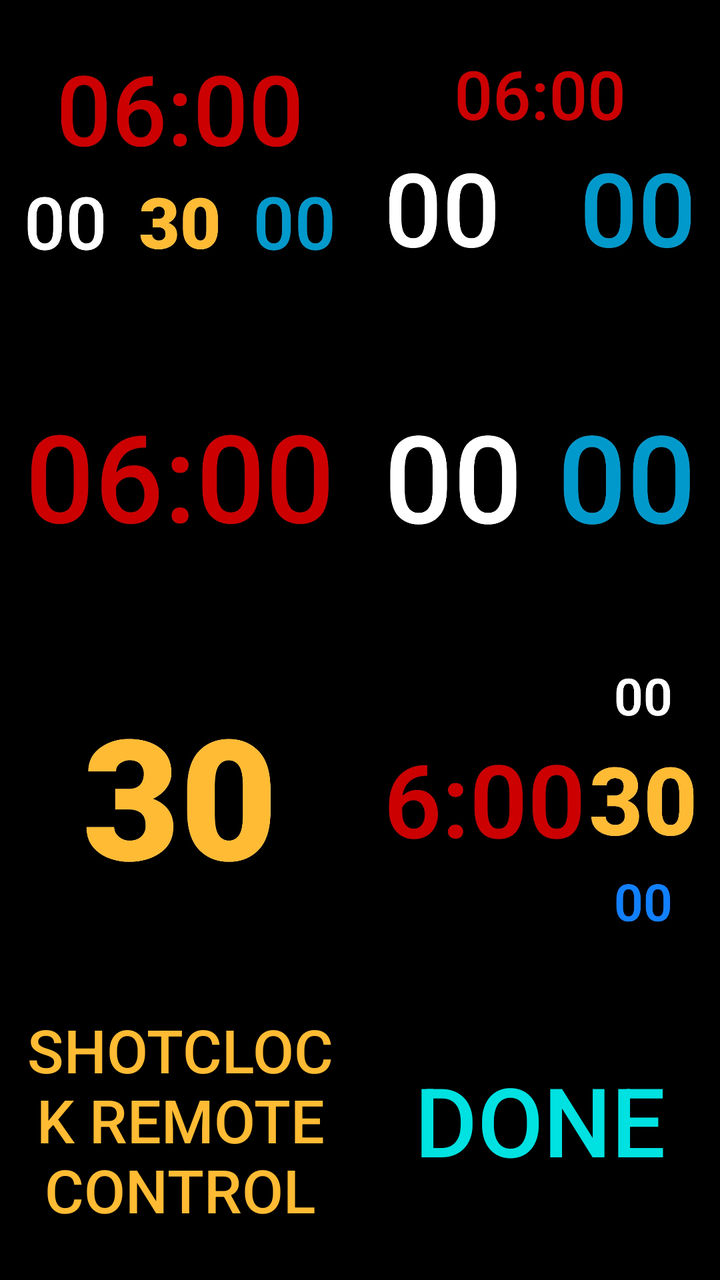
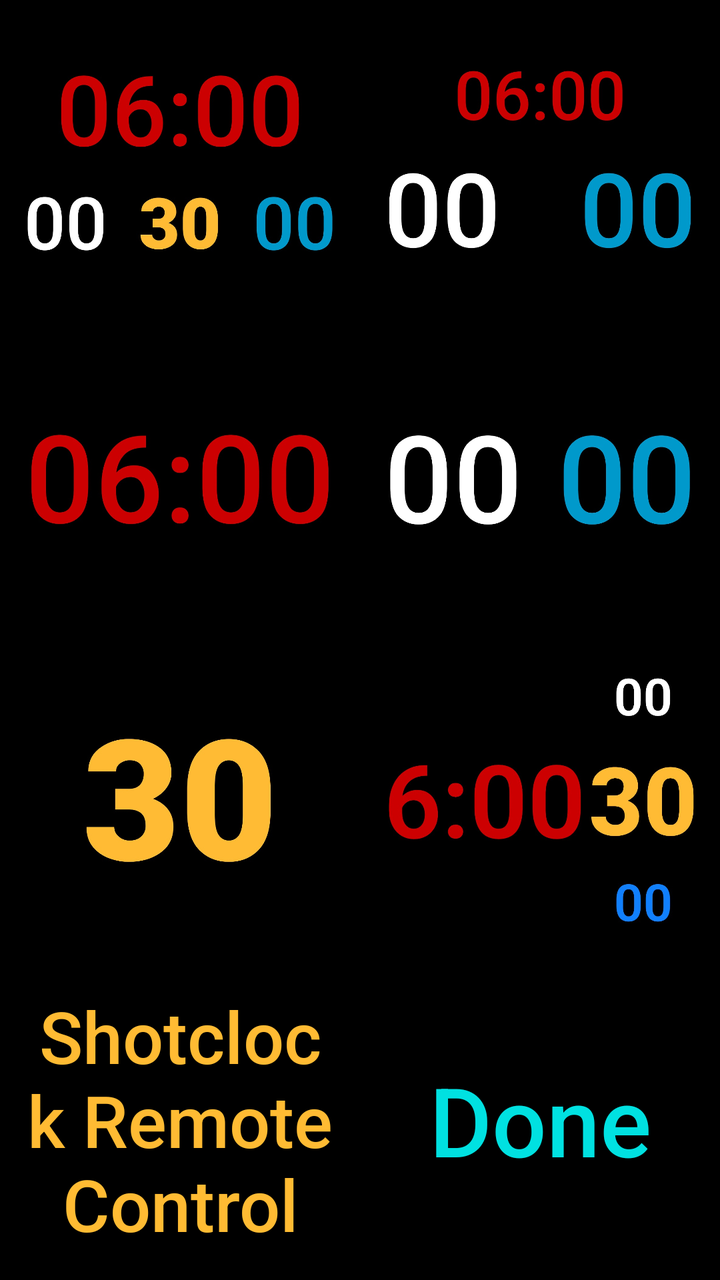

Before-and-after screenshots of an Android layout around one commit, followed by the original layout XML and the change that was made.
<!-- AndroidManifest.xml: application theme AppTheme -->
<!-- res/layout/boards.xml -->
<?xml version="1.0" encoding="utf-8"?>
<androidx.coordinatorlayout.widget.CoordinatorLayout xmlns:android="http://schemas.android.com/apk/res/android"
    xmlns:app="http://schemas.android.com/apk/res-auto"
    xmlns:tools="http://schemas.android.com/tools"
    android:layout_width="match_parent"
    android:layout_height="match_parent"
    tools:context="de.wasserball.wabaclock.main.Boards">

    <LinearLayout
        android:id="@+id/boardsLayout"
        android:layout_width="match_parent"
        android:layout_height="match_parent"
        android:orientation="vertical">

        <LinearLayout
            android:layout_width="match_parent"
            android:layout_height="0dp"
            android:layout_weight="4"
            android:background="@android:color/background_dark"
            android:orientation="horizontal">

            <ImageButton
                android:id="@+id/BtnFullBoard"
                style="@style/Widget.AppCompat.Button.Borderless"
                android:layout_width="0dp"
                android:layout_height="match_parent"
                android:layout_weight="4"
                android:contentDescription="@string/button_full_board_content_description"
                android:onClick="openFullBoard"
                android:scaleType="centerInside"
                android:src="@drawable/full_board" />

            <ImageButton
                android:id="@+id/btnMixedBoard"
                style="@style/Widget.AppCompat.Button.Borderless"
                android:layout_width="0dp"
                android:layout_height="match_parent"
                android:layout_weight="4"
                android:contentDescription="@string/button_mixed_board_content_description"
                android:onClick="openTimeAndScoreBoard"
                android:scaleType="centerInside"
                android:src="@drawable/mixed_board" />

        </LinearLayout>

        <LinearLayout
            android:layout_width="match_parent"
            android:layout_height="0dp"
            android:layout_weight="4"
            android:background="@android:color/background_dark"
            android:orientation="horizontal">

            <ImageButton
                android:id="@+id/btnMainTime"
                style="@style/Widget.AppCompat.Button.Borderless"
                android:layout_width="0dp"
                android:layout_height="match_parent"
                android:layout_weight="4"
                android:contentDescription="@string/button_main_time_board_content_description"
                android:onClick="openMainTime"
                android:scaleType="centerInside"
                android:src="@drawable/main_time" />

            <ImageButton
                android:id="@+id/btnScoreboard"
                style="@style/Widget.AppCompat.Button.Borderless"
                android:layout_width="0dp"
                android:layout_height="match_parent"
                android:layout_weight="4"
                android:contentDescription="@string/button_scoreboard_content_description"
                android:onClick="openScoreBoard"
                android:scaleType="centerInside"
                android:src="@drawable/score_board" />

        </LinearLayout>

        <LinearLayout
            android:layout_width="match_parent"
            android:layout_height="0dp"
            android:layout_weight="4"
            android:background="@android:color/background_dark"
            android:orientation="horizontal">

            <ImageButton
                android:id="@+id/btnShotclock"
                style="@style/Widget.AppCompat.Button.Borderless"
                android:layout_width="0dp"
                android:layout_height="match_parent"
                android:layout_weight="4"
                android:contentDescription="@string/button_shotclock_board_content_description"
                android:onClick="openShotclock"
                android:scaleType="centerInside"
                android:src="@drawable/shotclock" />

            <ImageButton
                android:id="@+id/BtnNewFullBoard"
                style="@style/Widget.AppCompat.Button.Borderless"
                android:layout_width="0dp"
                android:layout_height="match_parent"
                android:layout_weight="4"
                android:contentDescription="@string/button_full_board_content_description"
                android:onClick="openNewFullBoard"
                android:scaleType="centerInside"
                android:src="@drawable/new_full_board" />

        </LinearLayout>

        <LinearLayout
            android:layout_width="match_parent"
            android:layout_height="0dp"
            android:layout_weight="4"
            android:background="@android:color/background_dark"
            android:orientation="horizontal">

            <Button
                android:id="@+id/btnZN2"
                style="@style/Widget.AppCompat.Button.Borderless"
                android:layout_width="0dp"
                android:layout_height="match_parent"
                android:layout_weight="4"
                android:onClick="openZN2"
                android:text="@string/button_shotclock_remote_control_board_content_description"
                android:textAlignment="center"
                android:textColor="@android:color/holo_orange_light"
                app:autoSizeMaxTextSize="48sp"
                app:autoSizeMinTextSize="12sp"
                app:autoSizeStepGranularity="2sp"
                app:autoSizeTextType="uniform" />

            <Button
                android:id="@+id/btn"
                style="@style/Widget.AppCompat.Button.Borderless"
                android:layout_width="0dp"
                android:layout_height="match_parent"
                android:layout_weight="4"
                android:onClick="onDoneClicked"
                android:text="@string/button_done_content_description"
                android:textAlignment="center"
                android:textColor="@color/cyan"
                app:autoSizeMaxTextSize="48sp"
                app:autoSizeMinTextSize="12sp"
                app:autoSizeStepGranularity="2sp"
                app:autoSizeTextType="uniform" />

        </LinearLayout>

    </LinearLayout>

</androidx.coordinatorlayout.widget.CoordinatorLayout>
<!-- resources referenced by this layout -->
<resources>
  <color name="cyan">#00E1E1</color>
  <!-- drawable full_board: jpg bitmap (drawable, 77488 bytes) -->
  <!-- drawable main_time: jpg bitmap (drawable, 52301 bytes) -->
  <!-- drawable mixed_board: jpg bitmap (drawable, 64061 bytes) -->
  <!-- drawable new_full_board: jpg bitmap (drawable, 58157 bytes) -->
  <!-- drawable score_board: jpg bitmap (drawable, 51110 bytes) -->
  <!-- drawable shotclock: jpg bitmap (drawable, 46753 bytes) -->
  <string name="button_done_content_description">Done</string>
  <string name="button_full_board_content_description">Full board</string>
  <string name="button_main_time_board_content_description">Main time</string>
  <string name="button_mixed_board_content_description">Mixed board</string>
  <string name="button_scoreboard_content_description">Scoreboard</string>
  <string name="button_shotclock_board_content_description">Shotclock</string>
  <string name="button_shotclock_remote_control_board_content_description">Shotclock Remote Control</string>
  <style name="AppTheme" parent="Theme.AppCompat.Light.NoActionBar">
          
          <item name="colorPrimary">@color/colorPrimary</item>
          <item name="colorPrimaryDark">@color/colorPrimaryDark</item>
          <item name="colorAccent">@color/colorAccent</item>
      </style>
  <color name="colorPrimary">#008577</color>
  <color name="colorPrimaryDark">#000000</color>
  <color name="colorAccent">#D81B60</color>
</resources>

<!-- the commit's change to res/layout/boards.xml (unified diff, before → after) -->
@@ -121,6 +121,7 @@
                 android:onClick="openZN2"
                 android:text="@string/button_shotclock_remote_control_board_content_description"
                 android:textAlignment="center"
+                android:textAllCaps="false"
                 android:textColor="@android:color/holo_orange_light"
                 app:autoSizeMaxTextSize="48sp"
                 app:autoSizeMinTextSize="12sp"
@@ -136,6 +137,7 @@
                 android:onClick="onDoneClicked"
                 android:text="@string/button_done_content_description"
                 android:textAlignment="center"
+                android:textAllCaps="false"
                 android:textColor="@color/cyan"
                 app:autoSizeMaxTextSize="48sp"
                 app:autoSizeMinTextSize="12sp"
